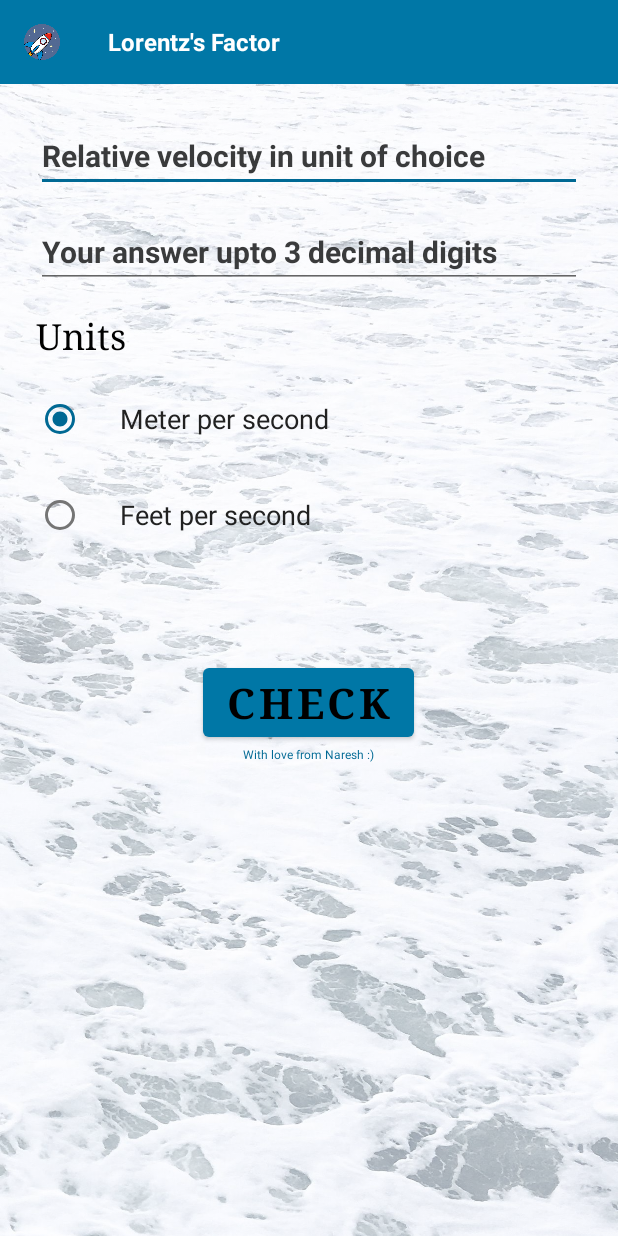
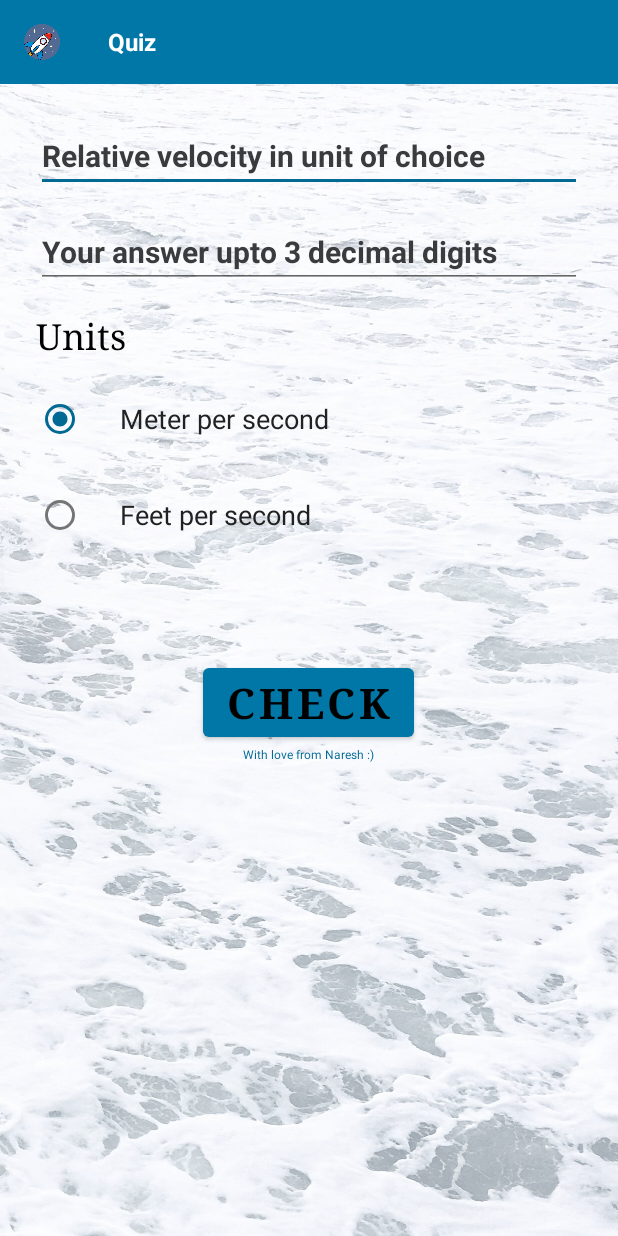
Before and after one commit to NARESH047/Lorent-z-factor, an Android app: the layout activity_checker.xml on its own in the app's theme, with its tools: preview values and no code run, on a phone screen of 412 x 824 dp. Run offline under Robolectric (Android 15) with nearby library versions, the phone set to English and light mode, and no system bars.

```diff
--- a/app/src/main/res/layout/activity_calculator.xml
+++ b/app/src/main/res/layout/activity_calculator.xml
@@ -32,7 +32,7 @@
                 android:id="@+id/custom_title"
                 android:layout_width="wrap_content"
                 android:layout_height="wrap_content"
-                android:text="Lorentz's Factor"
+                android:text="Calculator"
                 android:textColor="@color/white"
                 android:textSize="16sp"
                 android:textStyle="bold"
--- a/app/src/main/res/layout/activity_checker.xml
+++ b/app/src/main/res/layout/activity_checker.xml
@@ -34,7 +34,7 @@
                 android:layout_width="wrap_content"
                 android:layout_height="wrap_content"
                 android:paddingLeft="32dp"
-                android:text="Lorentz's Factor"
+                android:text="@string/quiz"
                 android:textColor="@color/white"
                 android:textSize="16sp"
                 android:textStyle="bold" />
--- /dev/null
+++ b/app/src/main/res/values-night/strings.xml
@@ -0,0 +1,4 @@
+<?xml version="1.0" encoding="utf-8"?>
+<resources>
+    <string name="quiz">Quiz</string>
+</resources>
--- a/app/src/main/res/values/strings.xml
+++ b/app/src/main/res/values/strings.xml
@@ -6,4 +6,9 @@
     <string name="feet_per_second">Feet per second</string>
     <string name="calculate">CALCULATE</string>
     <string name="lorentz_factor">Lorentz Factor:</string>
+    <string name="try_again">TRY AGAIN</string>
+    <string name="wrong_answer">Wrong Answer!</string>
+    <string name="all_the_best_da">All the best da!</string>
+    <string name="with_love_from_naresh">With love from Naresh :)</string>
+    <string name="quiz">Quiz</string>
 </resources>
```
